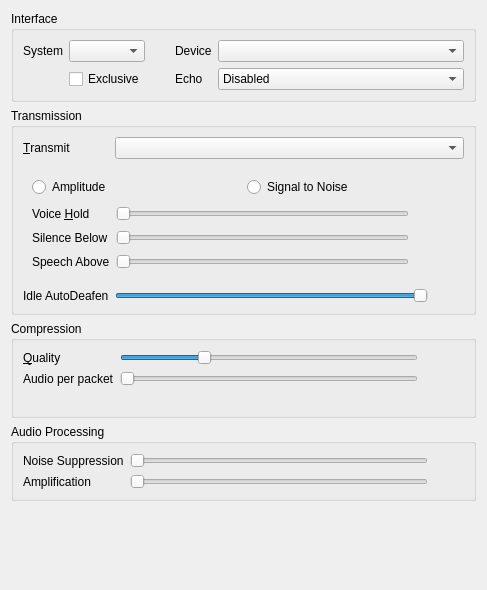
Above: retroshare-gui/src/gui/settings/AudioInputConfig.ui from kigeia/retroshare before the change. Below: the same form after it.
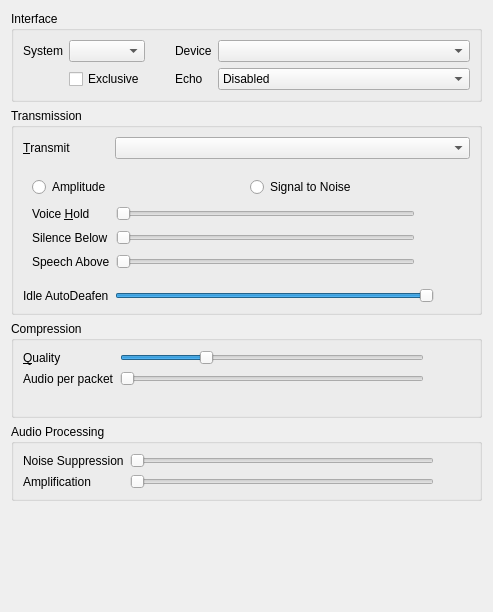
That is the form after the change.

```diff
--- a/retroshare-gui/src/gui/settings/AudioInputConfig.ui
+++ b/retroshare-gui/src/gui/settings/AudioInputConfig.ui
@@ -6,14 +6,14 @@
    <rect>
     <x>0</x>
     <y>0</y>
-    <width>487</width>
-    <height>590</height>
+    <width>493</width>
+    <height>612</height>
    </rect>
   </property>
   <property name="windowTitle">
    <string>Form</string>
   </property>
-  <layout class="QVBoxLayout">
+  <layout class="QVBoxLayout" name="qwVadLayout">
    <item>
     <widget class="QGroupBox" name="qgbInterfaces">
      <property name="title">
@@ -361,7 +361,7 @@
          </layout>
         </widget>
         <widget class="QWidget" name="qwVAD">
-         <layout class="QGridLayout">
+         <layout class="QGridLayout" name="qwVadLayout_2">
           <item row="0" column="0" colspan="3">
            <layout class="QHBoxLayout" name="audioTransmitRadioButtions">
             <item>
```
